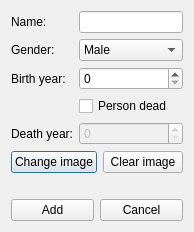
Above: Skil3/entity/person/addpersondialog.ui from AlexanderJosep/skil-3 before the change. Below: the same form after it.
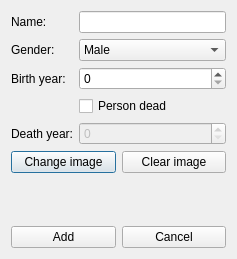
That is the form after the change. Icons and pictures are not drawn.

The edit to the form file:
```diff
--- a/Skil3/entity/person/addpersondialog.ui
+++ b/Skil3/entity/person/addpersondialog.ui
@@ -6,8 +6,8 @@
    <rect>
     <x>0</x>
     <y>0</y>
-    <width>183</width>
-    <height>168</height>
+    <width>237</width>
+    <height>259</height>
    </rect>
   </property>
   <property name="sizePolicy">
```
Left out of the diff: 4 changed lines with no effect on the pictures.
